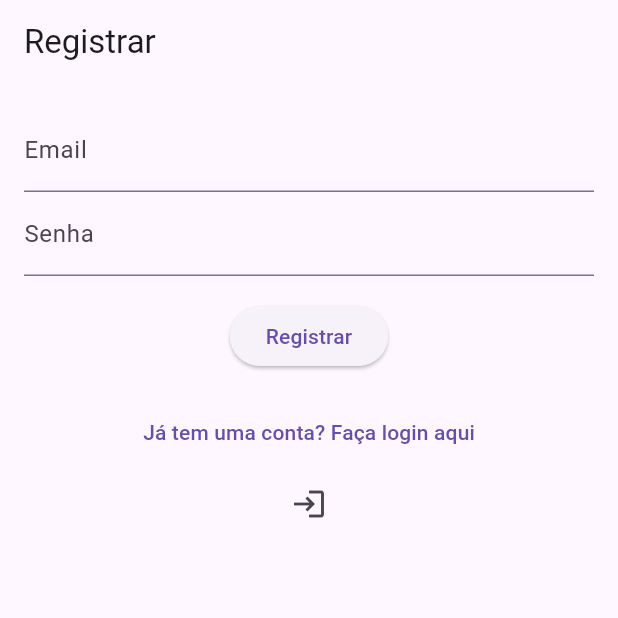
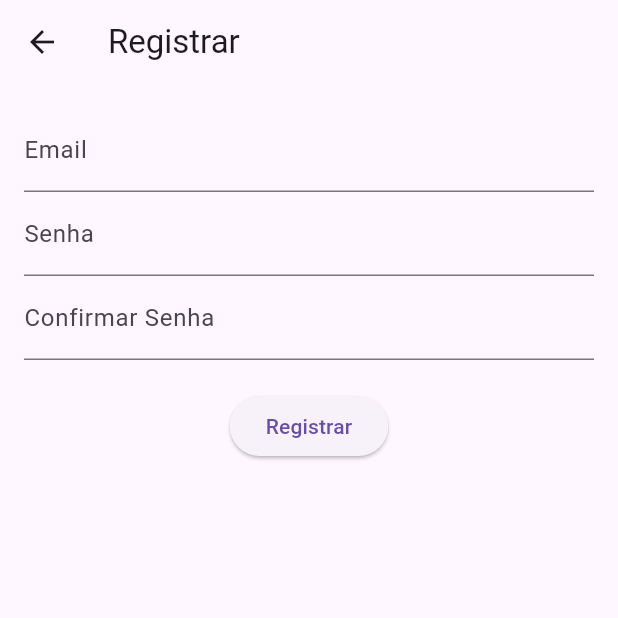
Before and after one commit to HiroshiM10/Trabalho_Restaurantes, a Flutter app: the RegisterPage screen opened directly, on a phone screen of 412 x 824 dp, the top half of it. Run offline on Flutter 3.47's test engine with Material 3 defaults, Android fonts, the phone set to English and light mode, and no system bars; our stand-ins replace cloud_firestore, firebase_auth, firebase_core; missing offline and left inert: trabalho_hamburguerias; accounts and stored records are empty.

Commit message:
Update register_page.dart

```diff
--- a/lib/register_page.dart
+++ b/lib/register_page.dart
@@ -1,26 +1,154 @@
+// import 'package:flutter/material.dart';
+// import 'package:firebase_auth/firebase_auth.dart';
+// import 'package:trabalho_casseb/hamburgueria_list.dart';
+
+// import 'login_page.dart';
+
+// class RegisterPage extends StatelessWidget {
+//   final TextEditingController emailController = TextEditingController();
+//   final TextEditingController passwordController = TextEditingController();
+
+//   void _registerUser(BuildContext context) async {
+//     try {
+//       // ignore: unused_local_variable
+//       UserCredential userCredential = await FirebaseAuth.instance.createUserWithEmailAndPassword(
+//         email: emailController.text,
+//         password: passwordController.text,
+//       );
+//       Navigator.push(
+//         context,
+//         MaterialPageRoute(builder: (context) => HamburgueriaList()),
+//       );
+//     } catch (e) {
+//         print('Error: $e');
+//     }
+//   }
+
+//   @override
+//   Widget build(BuildContext context) {
+//     return Scaffold(
+//       appBar: AppBar(
+//         automaticallyImplyLeading: false,
+//         title: const Text('Registrar'),
+//       ),
+//       body: Padding(
+//         padding: const EdgeInsets.all(16.0),
+//         child: Column(
+//           children: [
+//             TextField(
+//               controller: emailController,
+//               decoration: const InputDecoration(
+//                 labelText: 'Email',
+//               ),
+//             ),
+//             TextField(
+//               controller: passwordController,
+//               decoration: const InputDecoration(
+//                 labelText: 'Senha',
+//               ),
+//               obscureText: true,
+//             ),
+//             const SizedBox(height: 16.0),
+//             ElevatedButton(
+//               onPressed: () => _registerUser(context),
+//               child: const Text('Registrar'),
+//             ),
+//             const SizedBox(height: 16.0),
+//             TextButton(
+//               onPressed: () {
+//                 Navigator.push(
+//                   context,
+//                   MaterialPageRoute(builder: (context) => LoginPage()),
+//                 );
+//               },
+//               child: const Text('Já tem uma conta? Faça login aqui'),
+//             ),
+//             // const SizedBox(height: 16.0),
+//             // TextButton(
+//             //   onPressed: () {
+//             //     Navigator.push(
+//             //       context,
+//             //       MaterialPageRoute(builder: (context) => ForgetPasswordPage()),
+//             //     );
+//             //   },
+//             //   child: const Text('Esqueceu a senha?'),
+//             // ),
+//             IconButton(
+//             onPressed: () async {
+
+//                 Navigator.push(
+//                   context,
+//                   MaterialPageRoute(builder: (context) => HamburgueriaList()),
+//                 );
+
+//             },
+//             icon: Icon(Icons.login),
+//           ),
+//           ],
+//         ),
+//       ),
+//     );
+//   }
+// }
+
+
+
+
 import 'package:flutter/material.dart';
 import 'package:firebase_auth/firebase_auth.dart';
-import 'package:trabalho_hamburguerias/hamburgueria_list.dart';
 
-import 'login_page.dart';
+class RegisterPage extends StatefulWidget {
+  @override
+  _RegisterPageState createState() => _RegisterPageState();
+}
 
-class RegisterPage extends StatelessWidget {
-  final TextEditingController emailController = TextEditingController();
-  final TextEditingController passwordController = TextEditingController();
+class _RegisterPageState extends State<RegisterPage> {
+  final FirebaseAuth _auth = FirebaseAuth.instance;
+  final TextEditingController _emailController = TextEditingController();
+  final TextEditingController _passwordController = TextEditingController();
+  final TextEditingController _confirmPasswordController = TextEditingController();
 
-  void _registerUser(BuildContext context) async {
+  void _register() async {
+    if (_passwordController.text != _confirmPasswordController.text) {
+      showDialog(
+        context: context,
+        builder: (context) => AlertDialog(
+          title: Text('Erro'),
+          content: Text('As senhas não coincidem.'),
+          actions: [
+            TextButton(
+              onPressed: () => Navigator.of(context).pop(),
+              child: Text('OK'),
+            ),
+          ],
+        ),
+      );
+      return;
+    }
+
     try {
-      // ignore: unused_local_variable
-      UserCredential userCredential = await FirebaseAuth.instance.createUserWithEmailAndPassword(
-        email: emailController.text,
-        password: passwordController.text,
+      UserCredential userCredential = await _auth.createUserWithEmailAndPassword(
+        email: _emailController.text,
+        password: _passwordController.text,
       );
-      Navigator.push(
-        context,
-        MaterialPageRoute(builder: (context) => HamburgueriaList()),
+
+      if (userCredential.user != null) {
+        Navigator.pop(context);
+      }
+    } catch (e) {
+      showDialog(
+        context: context,
+        builder: (context) => AlertDialog(
+          title: Text('Erro'),
+          content: Text(e.toString()),
+          actions: [
+            TextButton(
+              onPressed: () => Navigator.of(context).pop(),
+              child: Text('OK'),
+            ),
+          ],
+        ),
       );
-    } catch (e) {
-        print('Error: $e');
     }
   }
 
@@ -28,62 +156,31 @@ class RegisterPage extends StatelessWidget {
   Widget build(BuildContext context) {
     return Scaffold(
       appBar: AppBar(
-        automaticallyImplyLeading: false,
-        title: const Text('Registrar'),
+        title: Text('Registrar'),
       ),
       body: Padding(
-        padding: const EdgeInsets.all(16.0),
+        padding: EdgeInsets.all(16.0),
         child: Column(
           children: [
             TextField(
-              controller: emailController,
-              decoration: const InputDecoration(
-                labelText: 'Email',
-              ),
+              controller: _emailController,
+              decoration: InputDecoration(labelText: 'Email'),
             ),
             TextField(
-              controller: passwordController,
-              decoration: const InputDecoration(
-                labelText: 'Senha',
-              ),
+              controller: _passwordController,
+              decoration: InputDecoration(labelText: 'Senha'),
               obscureText: true,
             ),
-            const SizedBox(height: 16.0),
+            TextField(
+              controller: _confirmPasswordController,
+              decoration: InputDecoration(labelText: 'Confirmar Senha'),
+              obscureText: true,
+            ),
+            SizedBox(height: 20),
             ElevatedButton(
-              onPressed: () => _registerUser(context),
-              child: const Text('Registrar'),
+              onPressed: _register,
+              child: Text('Registrar'),
             ),
-            const SizedBox(height: 16.0),
-            TextButton(
-              onPressed: () {
-                Navigator.push(
-                  context,
-                  MaterialPageRoute(builder: (context) => LoginPage()),
-                );
-              },
-              child: const Text('Já tem uma conta? Faça login aqui'),
-            ),
-            // const SizedBox(height: 16.0),
-            // TextButton(
-            //   onPressed: () {
-            //     Navigator.push(
-            //       context,
-            //       MaterialPageRoute(builder: (context) => ForgetPasswordPage()),
-            //     );
-            //   },
-            //   child: const Text('Esqueceu a senha?'),
-            // ),
-            IconButton(
-            onPressed: () async {
-
-                Navigator.push(
-                  context,
-                  MaterialPageRoute(builder: (context) => HamburgueriaList()),
-                );
-
-            },
-            icon: Icon(Icons.login),
-          ),
           ],
         ),
       ),
```
